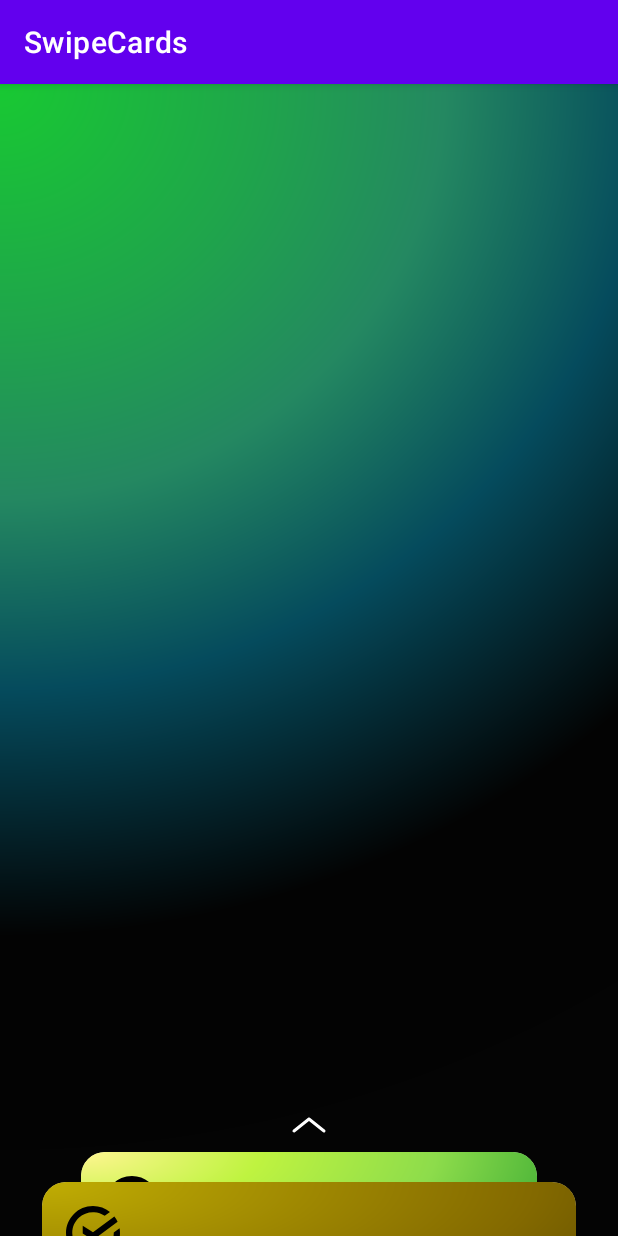
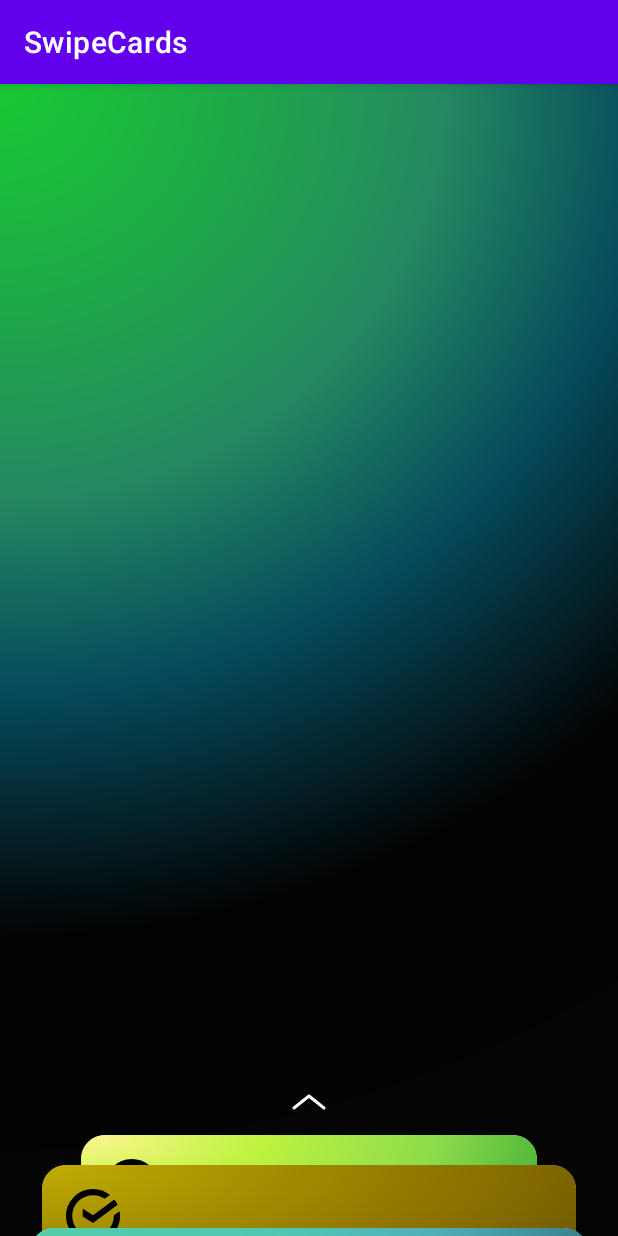
Before and after one commit to AlexanderChibirev/MotionLayoutExamples, an Android app: the screen it shows after launch (MainActivity), on a phone screen of 412 x 824 dp. Run offline under Robolectric (Android 15) with nearby library versions, the phone set to English and light mode, and no system bars.

Commit message:
added smooth optimization

```diff
--- a/SwipeCards/app/src/main/res/layout/sber_pay_payment_card_list_item.xml
+++ b/SwipeCards/app/src/main/res/layout/sber_pay_payment_card_list_item.xml
@@ -7,6 +7,7 @@
     android:layout_marginBottom="@dimen/margin_medium_small"
     android:layout_marginEnd="@dimen/margin_xxmedium_large"
     android:layout_marginStart="@dimen/margin_xxmedium_large"
+    android:layout_marginTop="@dimen/margin_medium_small"
     android:clipToPadding="false">
 
     <androidx.cardview.widget.CardView
--- a/SwipeCards/app/src/main/res/layout/start.xml
+++ b/SwipeCards/app/src/main/res/layout/start.xml
@@ -34,19 +34,13 @@
         app:srcCompat="@drawable/arrow" />
 
     <include layout="@layout/sber_pay_payment_card_list_item"
-        android:id="@+id/imageViewTop"
-        android:layout_width="match_parent"
-        android:layout_height="@dimen/sber_pay_payment_card_height" />
+        android:id="@+id/imageViewTop"/>
 
     <include layout="@layout/sber_pay_payment_card_list_item"
-        android:id="@+id/imageViewCenter"
-        android:layout_width="match_parent"
-        android:layout_height="@dimen/sber_pay_payment_card_height"/>
+        android:id="@+id/imageViewCenter"/>
 
     <include layout="@layout/sber_pay_payment_card_list_item"
-        android:id="@+id/imageViewBottom"
-        android:layout_width="match_parent"
-        android:layout_height="@dimen/sber_pay_payment_card_height"/>
+        android:id="@+id/imageViewBottom"/>
 
     <View
         android:id="@+id/viewClickTargetBottom"
@@ -69,7 +63,7 @@
         android:layout_width="wrap_content"
         android:layout_height="wrap_content"
         android:orientation="horizontal"
-        app:layout_constraintGuide_percent="0.88" />
+        app:layout_constraintGuide_percent="0.86" />
 
     <androidx.constraintlayout.widget.Guideline
         android:id="@+id/guidelineTop"
@@ -84,6 +78,6 @@
         android:layout_height="match_parent"
         android:visibility="gone"
         app:layoutManager="androidx.recyclerview.widget.LinearLayoutManager"
-        tools:listitem="@layout/item_card" />
+        tools:listitem="@layout/sber_pay_payment_card_list_item" />
 
 </androidx.constraintlayout.motion.widget.MotionLayout>
--- a/SwipeCards/app/src/main/res/xml/start_scene.xml
+++ b/SwipeCards/app/src/main/res/xml/start_scene.xml
@@ -11,7 +11,7 @@
             android:layout_height="@dimen/sber_pay_payment_card_height"
             android:layout_marginEnd="54dp"
             android:layout_marginStart="54dp"
-            android:layout_marginTop="0dp"
+            android:layout_marginTop="4dp"
             app:layout_constraintTop_toBottomOf="@id/imageViewArrow" />
 
         <Constraint
@@ -20,7 +20,7 @@
             android:layout_height="@dimen/sber_pay_payment_card_height"
             android:layout_marginEnd="28dp"
             android:layout_marginStart="28dp"
-            android:layout_marginTop="20dp"
+            android:layout_marginTop="24dp"
             app:layout_constraintTop_toBottomOf="@id/imageViewArrow" />
 
         <Constraint
@@ -86,7 +86,7 @@
             android:layout_height="@dimen/sber_pay_payment_card_height"
             android:layout_marginEnd="24dp"
             android:layout_marginStart="24dp"
-            android:layout_marginTop="0dp"
+            android:layout_marginTop="12dp"
             app:layout_constraintBottom_toBottomOf="parent"
             app:layout_constraintEnd_toEndOf="parent"
             app:layout_constraintStart_toStartOf="parent"
@@ -132,7 +132,8 @@
             android:rotationX="180"
             app:layout_constraintBottom_toTopOf="@+id/imageViewTop"
             app:layout_constraintEnd_toStartOf="parent"
-            app:layout_constraintStart_toStartOf="parent" />
+            app:layout_constraintStart_toStartOf="parent"
+            android:layout_marginBottom="8dp" />
 
         <Constraint
             android:id="@+id/group_swipe_cards"
```
